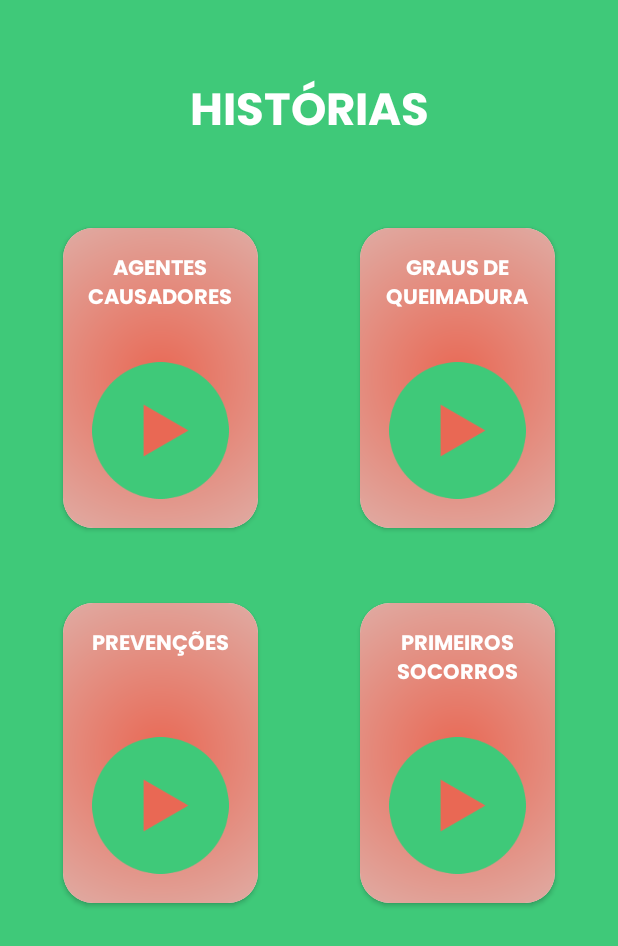
After one commit to UnisagradoWorks/app-queimaduras, an Android app: the HistoriasActivity screen opened directly, with no data from a screen before it, on a phone screen of 412 x 824 dp. The commit adds this screen. Shown: the top 946 px of the screen. Run offline under Robolectric (Android 15) with nearby library versions, the phone set to English and light mode, and no system bars.

Commit message:
page histórias

```diff
--- a/app/src/main/AndroidManifest.xml
+++ b/app/src/main/AndroidManifest.xml
@@ -9,6 +9,9 @@
         android:roundIcon="@mipmap/ic_launcher_round"
         android:supportsRtl="true"
         android:theme="@style/Theme.AppQueimaduras">
+        <activity
+            android:name=".HistoriasActivity"
+            android:exported="false" />
         <activity
             android:name=".SplashScreenActivity"
             android:exported="true"
@@ -22,7 +25,7 @@
         </activity>
         <activity
             android:name=".MainActivity"
-            android:exported="false"/>
+            android:exported="false" />
 
         <meta-data
             android:name="preloaded_fonts"
--- /dev/null
+++ b/app/src/main/java/br/com/unisagrado/appqueimaduras/HistoriasActivity.java
@@ -0,0 +1,14 @@
+package br.com.unisagrado.appqueimaduras;
+
+import androidx.appcompat.app.AppCompatActivity;
+
+import android.os.Bundle;
+
+public class HistoriasActivity extends AppCompatActivity {
+
+    @Override
+    protected void onCreate(Bundle savedInstanceState) {
+        super.onCreate(savedInstanceState);
+        setContentView(R.layout.activity_historias);
+    }
+}
--- a/app/src/main/java/br/com/unisagrado/appqueimaduras/MainActivity.java
+++ b/app/src/main/java/br/com/unisagrado/appqueimaduras/MainActivity.java
@@ -1,8 +1,11 @@
 package br.com.unisagrado.appqueimaduras;
 
 import androidx.appcompat.app.AppCompatActivity;
+import androidx.cardview.widget.CardView;
 
+import android.content.Intent;
 import android.os.Bundle;
+import android.view.View;
 
 public class MainActivity extends AppCompatActivity {
 
@@ -10,5 +13,17 @@ public class MainActivity extends AppCompatActivity {
     protected void onCreate(Bundle savedInstanceState) {
         super.onCreate(savedInstanceState);
         setContentView(R.layout.activity_main);
+
+        CardView cardHistorias = findViewById(R.id.cardHistorias);
+        CardView cardQuiz = findViewById(R.id.cardQuiz);
+        CardView cardCreditos = findViewById(R.id.cardCreditos);
+
+        cardHistorias.setOnClickListener(this::abrirHistorias);
+
+    }
+
+    private void abrirHistorias(View view){
+        Intent intent = new Intent(this, HistoriasActivity.class);
+        startActivity(intent);
     }
 }
--- /dev/null
+++ b/app/src/main/res/drawable/gradient_red_circle.xml
@@ -0,0 +1,10 @@
+<?xml version="1.0" encoding="utf-8"?>
+
+<shape xmlns:android="http://schemas.android.com/apk/res/android"
+    android:shape="rectangle">
+    <gradient
+        android:type="radial"
+        android:gradientRadius="200dp"
+        android:startColor="@color/default_red"
+        android:endColor="@color/light_red" />
+</shape>
--- /dev/null
+++ b/app/src/main/res/layout/activity_historias.xml
@@ -0,0 +1,215 @@
+<?xml version="1.0" encoding="utf-8"?>
+<androidx.constraintlayout.widget.ConstraintLayout xmlns:android="http://schemas.android.com/apk/res/android"
+    xmlns:app="http://schemas.android.com/apk/res-auto"
+    xmlns:tools="http://schemas.android.com/tools"
+    android:layout_width="match_parent"
+    android:layout_height="match_parent"
+    android:background="@color/default_green"
+    tools:context=".HistoriasActivity">
+
+    <androidx.cardview.widget.CardView
+        android:id="@+id/cardAgentes"
+        android:layout_width="130dp"
+        android:layout_height="200dp"
+        android:layout_marginTop="50dp"
+        app:cardCornerRadius="20dp"
+        app:layout_constraintEnd_toEndOf="parent"
+        app:layout_constraintHorizontal_bias="0.15"
+        app:layout_constraintStart_toStartOf="parent"
+        app:layout_constraintTop_toBottomOf="@+id/textView9">
+
+        <androidx.constraintlayout.widget.ConstraintLayout
+            android:layout_width="match_parent"
+            android:layout_height="match_parent"
+            android:background="@drawable/gradient_red_circle">
+
+            <TextView
+                android:id="@+id/textView10"
+                android:layout_width="wrap_content"
+                android:layout_height="wrap_content"
+                android:layout_marginTop="15dp"
+                android:fontFamily="@font/poppins_bold"
+                android:text="AGENTES CAUSADORES"
+                android:textAlignment="center"
+                android:textColor="#FFF"
+                app:layout_constraintEnd_toEndOf="parent"
+                app:layout_constraintStart_toStartOf="parent"
+                app:layout_constraintTop_toTopOf="parent" />
+
+            <ImageView
+                android:id="@+id/imageView6"
+                android:layout_width="wrap_content"
+                android:layout_height="wrap_content"
+                android:layout_marginStart="20dp"
+                android:layout_marginTop="70dp"
+                android:layout_marginEnd="20dp"
+                android:adjustViewBounds="true"
+                android:cropToPadding="false"
+                android:scaleType="centerCrop"
+                android:scaleX=".7"
+                android:scaleY=".7"
+                app:layout_constraintEnd_toEndOf="parent"
+                app:layout_constraintStart_toStartOf="parent"
+                app:layout_constraintTop_toTopOf="parent"
+                app:srcCompat="@drawable/botao_play" />
+        </androidx.constraintlayout.widget.ConstraintLayout>
+    </androidx.cardview.widget.CardView>
+
+    <TextView
+        android:id="@+id/textView9"
+        android:layout_width="wrap_content"
+        android:layout_height="wrap_content"
+        android:layout_marginTop="50dp"
+        android:fontFamily="@font/poppins_bold"
+        android:text="HISTÓRIAS"
+        android:textColor="#FFF"
+        android:textSize="30sp"
+        android:textStyle="bold"
+        app:layout_constraintEnd_toEndOf="parent"
+        app:layout_constraintStart_toStartOf="parent"
+        app:layout_constraintTop_toTopOf="parent" />
+
+    <androidx.cardview.widget.CardView
+        android:id="@+id/cardGraus"
+        android:layout_width="130dp"
+        android:layout_height="wrap_content"
+        app:cardCornerRadius="20dp"
+        app:layout_constraintEnd_toEndOf="parent"
+        app:layout_constraintHorizontal_bias="0.85"
+        app:layout_constraintStart_toStartOf="parent"
+        app:layout_constraintTop_toTopOf="@+id/cardAgentes">
+
+        <androidx.constraintlayout.widget.ConstraintLayout
+            android:layout_width="match_parent"
+            android:layout_height="match_parent"
+            android:background="@drawable/gradient_red_circle">
+
+            <TextView
+                android:id="@+id/textView11"
+                android:layout_width="wrap_content"
+                android:layout_height="wrap_content"
+                android:layout_marginTop="15dp"
+                android:fontFamily="@font/poppins_bold"
+                android:text="GRAUS DE QUEIMADURA"
+                android:textAlignment="center"
+                android:textColor="#FFF"
+                app:layout_constraintEnd_toEndOf="parent"
+                app:layout_constraintStart_toStartOf="parent"
+                app:layout_constraintTop_toTopOf="parent" />
+
+            <ImageView
+                android:id="@+id/imageView7"
+                android:layout_width="wrap_content"
+                android:layout_height="wrap_content"
+                android:layout_marginStart="20dp"
+                android:layout_marginTop="70dp"
+                android:layout_marginEnd="20dp"
+                android:adjustViewBounds="true"
+                android:cropToPadding="false"
+                android:scaleType="centerCrop"
+                android:scaleX=".7"
+                android:scaleY=".7"
+                app:layout_constraintEnd_toEndOf="parent"
+                app:layout_constraintStart_toStartOf="parent"
+                app:layout_constraintTop_toTopOf="parent"
+                app:srcCompat="@drawable/botao_play" />
+        </androidx.constraintlayout.widget.ConstraintLayout>
+    </androidx.cardview.widget.CardView>
+
+    <androidx.cardview.widget.CardView
+        android:id="@+id/cardPrevencoes"
+        android:layout_width="130dp"
+        android:layout_height="wrap_content"
+        android:layout_marginTop="50dp"
+        app:cardCornerRadius="20dp"
+        app:layout_constraintEnd_toEndOf="parent"
+        app:layout_constraintHorizontal_bias="0.15"
+        app:layout_constraintStart_toStartOf="parent"
+        app:layout_constraintTop_toBottomOf="@+id/cardAgentes">
+
+        <androidx.constraintlayout.widget.ConstraintLayout
+            android:layout_width="match_parent"
+            android:layout_height="match_parent"
+            android:background="@drawable/gradient_red_circle">
+
+            <TextView
+                android:id="@+id/textView12"
+                android:layout_width="wrap_content"
+                android:layout_height="wrap_content"
+                android:layout_marginTop="15dp"
+                android:fontFamily="@font/poppins_bold"
+                android:text="PREVENÇÕES"
+                android:textAlignment="center"
+                android:textColor="#FFF"
+                app:layout_constraintEnd_toEndOf="parent"
+                app:layout_constraintStart_toStartOf="parent"
+                app:layout_constraintTop_toTopOf="parent" />
+
+            <ImageView
+                android:id="@+id/imageView8"
+                android:layout_width="wrap_content"
+                android:layout_height="wrap_content"
+                android:layout_marginStart="20dp"
+                android:layout_marginTop="70dp"
+                android:layout_marginEnd="20dp"
+                android:adjustViewBounds="true"
+                android:cropToPadding="false"
+                android:scaleType="centerCrop"
+                android:scaleX=".7"
+                android:scaleY=".7"
+                app:layout_constraintEnd_toEndOf="parent"
+                app:layout_constraintStart_toStartOf="parent"
+                app:layout_constraintTop_toTopOf="parent"
+                app:srcCompat="@drawable/botao_play" />
+        </androidx.constraintlayout.widget.ConstraintLayout>
+    </androidx.cardview.widget.CardView>
+
+    <androidx.cardview.widget.CardView
+        android:id="@+id/cardSocorros"
+        android:layout_width="130dp"
+        android:layout_height="wrap_content"
+        android:layout_marginTop="50dp"
+        app:cardCornerRadius="20dp"
+        app:layout_constraintEnd_toEndOf="parent"
+        app:layout_constraintHorizontal_bias="0.85"
+        app:layout_constraintStart_toStartOf="parent"
+        app:layout_constraintTop_toBottomOf="@+id/cardAgentes">
+
+        <androidx.constraintlayout.widget.ConstraintLayout
+            android:layout_width="match_parent"
+            android:layout_height="match_parent"
+            android:background="@drawable/gradient_red_circle">
+
+            <TextView
+                android:id="@+id/textView13"
+                android:layout_width="wrap_content"
+                android:layout_height="wrap_content"
+                android:layout_marginTop="15dp"
+                android:fontFamily="@font/poppins_bold"
+                android:text="PRIMEIROS SOCORROS"
+                android:textAlignment="center"
+                android:textColor="#FFF"
+                app:layout_constraintEnd_toEndOf="parent"
+                app:layout_constraintStart_toStartOf="parent"
+                app:layout_constraintTop_toTopOf="parent" />
+
+            <ImageView
+                android:id="@+id/imageView9"
+                android:layout_width="wrap_content"
+                android:layout_height="wrap_content"
+                android:layout_marginStart="20dp"
+                android:layout_marginTop="70dp"
+                android:layout_marginEnd="20dp"
+                android:adjustViewBounds="true"
+                android:cropToPadding="false"
+                android:scaleType="centerCrop"
+                android:scaleX=".7"
+                android:scaleY=".7"
+                app:layout_constraintEnd_toEndOf="parent"
+                app:layout_constraintStart_toStartOf="parent"
+                app:layout_constraintTop_toTopOf="parent"
+                app:srcCompat="@drawable/botao_play" />
+        </androidx.constraintlayout.widget.ConstraintLayout>
+    </androidx.cardview.widget.CardView>
+
+</androidx.constraintlayout.widget.ConstraintLayout>
--- a/app/src/main/res/layout/activity_main.xml
+++ b/app/src/main/res/layout/activity_main.xml
@@ -8,7 +8,7 @@
     tools:context=".MainActivity" >
 
     <androidx.cardview.widget.CardView
-        android:id="@+id/cardView"
+        android:id="@+id/cardPrevencoes"
         android:layout_width="0dp"
         android:layout_height="wrap_content"
         android:layout_marginStart="20dp"
@@ -40,7 +40,7 @@
         app:cardElevation="10dp"
         app:layout_constraintEnd_toEndOf="parent"
         app:layout_constraintStart_toStartOf="parent"
-        app:layout_constraintTop_toBottomOf="@+id/cardView">
+        app:layout_constraintTop_toBottomOf="@+id/cardPrevencoes">
 
         <androidx.constraintlayout.widget.ConstraintLayout
             android:layout_width="match_parent"
@@ -217,9 +217,9 @@
         android:textAlignment="textStart"
         android:textSize="20sp"
         android:textColor="@color/default_green"
-        app:layout_constraintBottom_toBottomOf="@+id/cardView"
+        app:layout_constraintBottom_toBottomOf="@+id/cardPrevencoes"
         app:layout_constraintEnd_toEndOf="parent"
-        app:layout_constraintStart_toEndOf="@+id/cardView"
-        app:layout_constraintTop_toTopOf="@+id/cardView" />
+        app:layout_constraintStart_toEndOf="@+id/cardPrevencoes"
+        app:layout_constraintTop_toTopOf="@+id/cardPrevencoes" />
 
 </androidx.constraintlayout.widget.ConstraintLayout>
--- a/app/src/main/res/layout/activity_splash_screen.xml
+++ b/app/src/main/res/layout/activity_splash_screen.xml
@@ -4,8 +4,8 @@
     xmlns:tools="http://schemas.android.com/tools"
     android:layout_width="match_parent"
     android:layout_height="match_parent"
-    android:background="#3FC979"
-    tools:context=".MainActivity" >
+    android:background="@color/default_green"
+    tools:context=".MainActivity">
 
     <ImageView
         android:id="@+id/imageView"
--- a/app/src/main/res/values/themes.xml
+++ b/app/src/main/res/values/themes.xml
@@ -4,7 +4,7 @@
         <!-- Primary brand color. -->
         <item name="colorPrimary">@color/default_green</item>
         <item name="colorPrimaryVariant">@color/default_green</item>
-        <item name="colorOnPrimary">@color/white</item>
+        <item name="colorOnPrimary">@color/light_green</item>
         <!-- Secondary brand color. -->
         <item name="colorSecondary">@color/default_red</item>
         <item name="colorSecondaryVariant">@color/light_red</item>
```
Also changed, not shown: app/src/main/res/drawable/botao_play.png (added).
